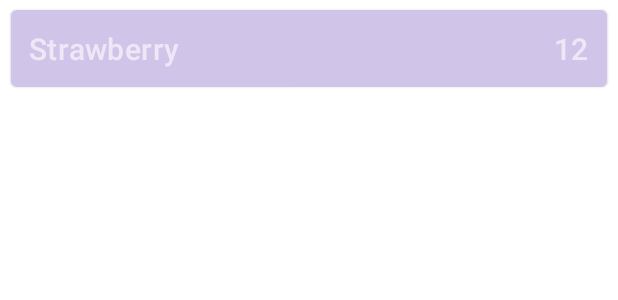
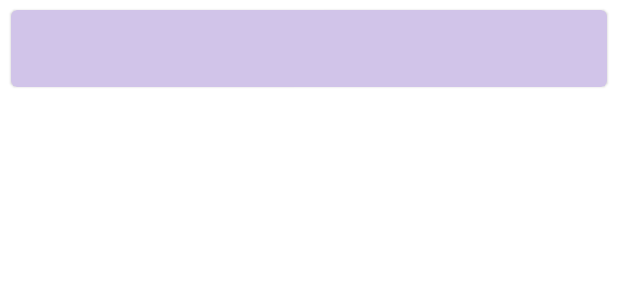
Before and after one commit to masor1/Wishlist, an Android app: the layout item_shop_disabled.xml on its own in the app's theme, with its tools: preview values and no code run, on a phone screen of 412 x 824 dp. Shown: the top 300 px of the screen. Run offline under Robolectric (Android 15) with nearby library versions, the phone set to English and light mode, and no system bars.

Commit message:
clean code

```diff
--- a/app/src/main/java/com/masorone/wishlist/domain/usecase/FetchShopListUseCase.kt
+++ b/app/src/main/java/com/masorone/wishlist/domain/usecase/FetchShopListUseCase.kt
@@ -1,6 +1,5 @@
 package com.masorone.wishlist.domain.usecase
 
-import com.masorone.wishlist.domain.model.ShopItem
 import com.masorone.wishlist.domain.repository.ShopItemRepository
 
 class FetchShopListUseCase(private val shopItemRepository: ShopItemRepository) {
--- a/app/src/main/java/com/masorone/wishlist/presentation/adapters/utils/TouchHelperSimpleCallback.kt
+++ b/app/src/main/java/com/masorone/wishlist/presentation/adapters/utils/TouchHelperSimpleCallback.kt
@@ -1,5 +1,4 @@
 package com.masorone.wishlist.presentation.adapters.utils
-
 
 import androidx.recyclerview.widget.ItemTouchHelper.*
 import androidx.recyclerview.widget.RecyclerView
@@ -14,8 +13,5 @@ abstract class TouchHelperSimpleCallback : SimpleCallback(
         target: RecyclerView.ViewHolder
     ) = false
 
-
-    override fun onSwiped(viewHolder: RecyclerView.ViewHolder, direction: Int) {
-
-    }
+    override fun onSwiped(viewHolder: RecyclerView.ViewHolder, direction: Int) = Unit
 }
--- a/app/src/main/res/layout/activity_shop_item.xml
+++ b/app/src/main/res/layout/activity_shop_item.xml
@@ -1,11 +1,8 @@
 <?xml version="1.0" encoding="utf-8"?>
 <LinearLayout xmlns:android="http://schemas.android.com/apk/res/android"
-    xmlns:tools="http://schemas.android.com/tools"
     android:layout_width="match_parent"
     android:layout_height="match_parent"
-    android:gravity="center"
-    android:orientation="vertical"
-    tools:context=".presentation.ShopItemActivity">
+    android:orientation="vertical">
 
     <Space
         android:layout_width="match_parent"
--- a/app/src/main/res/layout/item_shop_disabled.xml
+++ b/app/src/main/res/layout/item_shop_disabled.xml
@@ -1,7 +1,6 @@
 <?xml version="1.0" encoding="utf-8"?>
 <com.google.android.material.card.MaterialCardView xmlns:android="http://schemas.android.com/apk/res/android"
     xmlns:app="http://schemas.android.com/apk/res-auto"
-    xmlns:tools="http://schemas.android.com/tools"
     android:layout_width="match_parent"
     android:layout_height="wrap_content"
     android:layout_marginStart="4dp"
@@ -21,8 +20,7 @@
         android:layout_margin="12dp"
         android:gravity="center"
         android:textAppearance="@style/TextAppearance.MaterialComponents.Headline6"
-        android:textColor="@color/item_shop_disabled_text"
-        tools:text="Strawberry" />
+        android:textColor="@color/item_shop_disabled_text" />
 
     <androidx.appcompat.widget.AppCompatTextView
         android:id="@+id/cv_count"
@@ -32,7 +30,5 @@
         android:layout_margin="12dp"
         android:gravity="center"
         android:textAppearance="@style/TextAppearance.MaterialComponents.Headline6"
-        android:textColor="@color/item_shop_disabled_text"
-        tools:text="12" />
-
+        android:textColor="@color/item_shop_disabled_text" />
 </com.google.android.material.card.MaterialCardView>
```
Also changed, not shown: app/src/main/java/com/masorone/wishlist/data/ShopItemRepositoryImpl.kt (+0 -7 lines), app/src/main/res/layout/activity_main.xml (+2 -5 lines), app/src/main/res/layout/item_shop_enabled.xml (+2 -5 lines).
